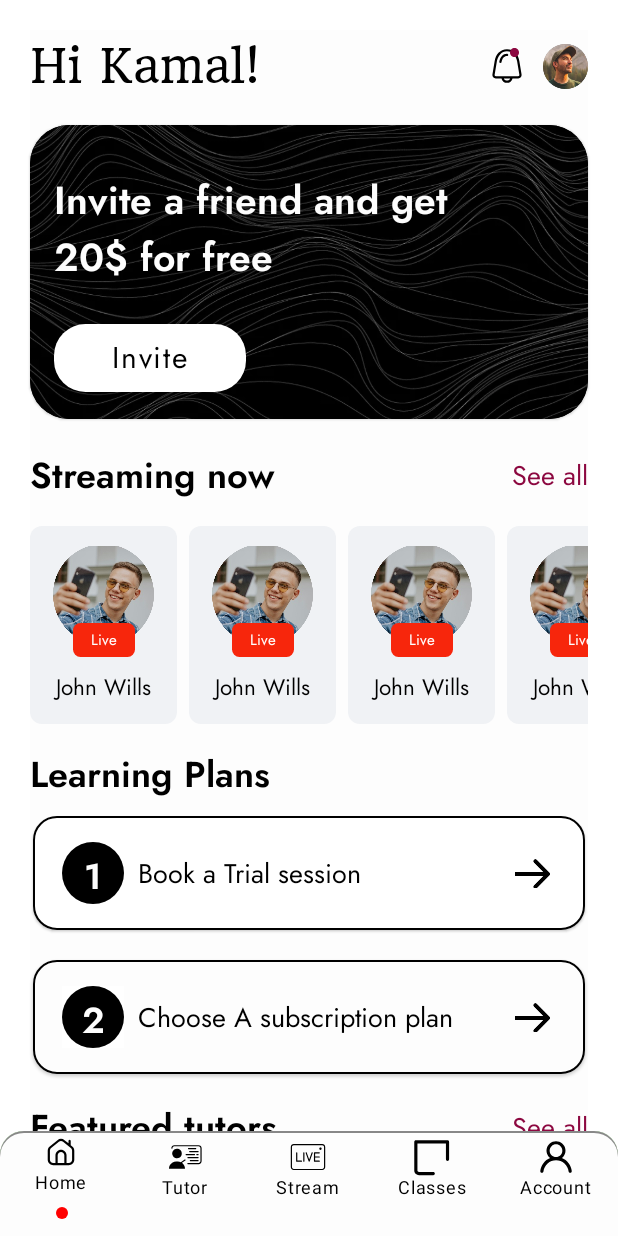
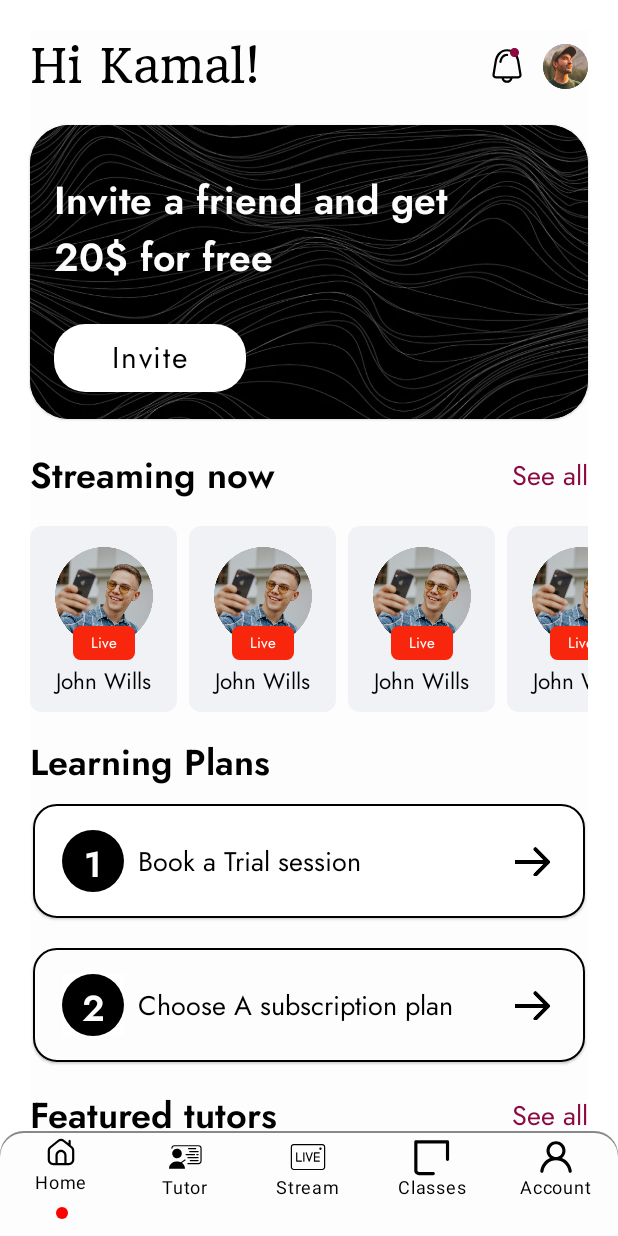
Before and after one commit to developerssolutionsapps/skillsvsme, an Android app built with Jetpack Compose: the HomePage screen opened through its navigation route, on a phone screen of 412 x 824 dp. Run offline under Robolectric (Android 15) with nearby library versions, the phone set to English and light mode, and no system bars.

```diff
--- a/app/src/main/java/s/skillvsme/presentation/homeScreen/HomePage.kt
+++ b/app/src/main/java/s/skillvsme/presentation/homeScreen/HomePage.kt
@@ -169,18 +169,13 @@ fun HomePage(
                         ) {
                             Column(
                                 modifier = Modifier
-                                    .padding(8.dp)
+                                    .padding(top = 14.dp, bottom = 4.dp, start = 8.dp, end = 8.dp),
+                                horizontalAlignment = Alignment.CenterHorizontally
                             ) {
                                 // Rounded image view
                                 Box(
                                     modifier = Modifier
-                                        .size(75.dp)
-                                        .padding(
-                                            top = 5.dp,
-                                            bottom = 6.dp,
-                                            start = 4.dp,
-                                            end = 4.dp,
-                                        ),
+                                        .size(65.dp),
                                     contentAlignment = Alignment.BottomCenter
                                 ) {
                                     Image(
@@ -418,7 +413,7 @@ fun HomePage(
                                             painter = painterResource(id = R.drawable.verified),
                                             contentDescription = "",
                                             modifier = Modifier
-                                                .padding(start = 10.dp)
+                                                .padding(start = 2.dp)
                                                 .align(TopStart)
                                         )
                                     }
@@ -432,6 +427,7 @@ fun HomePage(
                                          textAlign = TextAlign.Center,
                                         fontSize = 18.sp,
                                     )
+                                    Spacer(modifier = Modifier.height(8.dp))
                                     Row(
                                         horizontalArrangement = Arrangement.Center,
                                         modifier = Modifier.fillMaxWidth()
```
